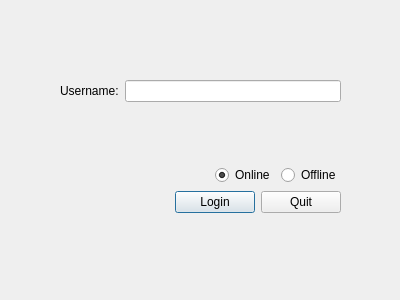
Qt form login.ui (shanos56/GroupAssignment) before a commit.
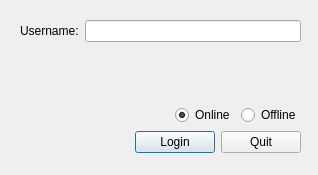
The same form after that commit.

Diff of the .ui file:
```diff
--- a/login.ui
+++ b/login.ui
@@ -6,8 +6,8 @@
    <rect>
     <x>0</x>
     <y>0</y>
-    <width>400</width>
-    <height>300</height>
+    <width>318</width>
+    <height>175</height>
    </rect>
   </property>
   <property name="windowTitle">
@@ -16,8 +16,8 @@
   <widget class="QWidget" name="layoutWidget">
    <property name="geometry">
     <rect>
-     <x>60</x>
-     <y>80</y>
+     <x>20</x>
+     <y>20</y>
      <width>281</width>
      <height>133</height>
     </rect>
```
